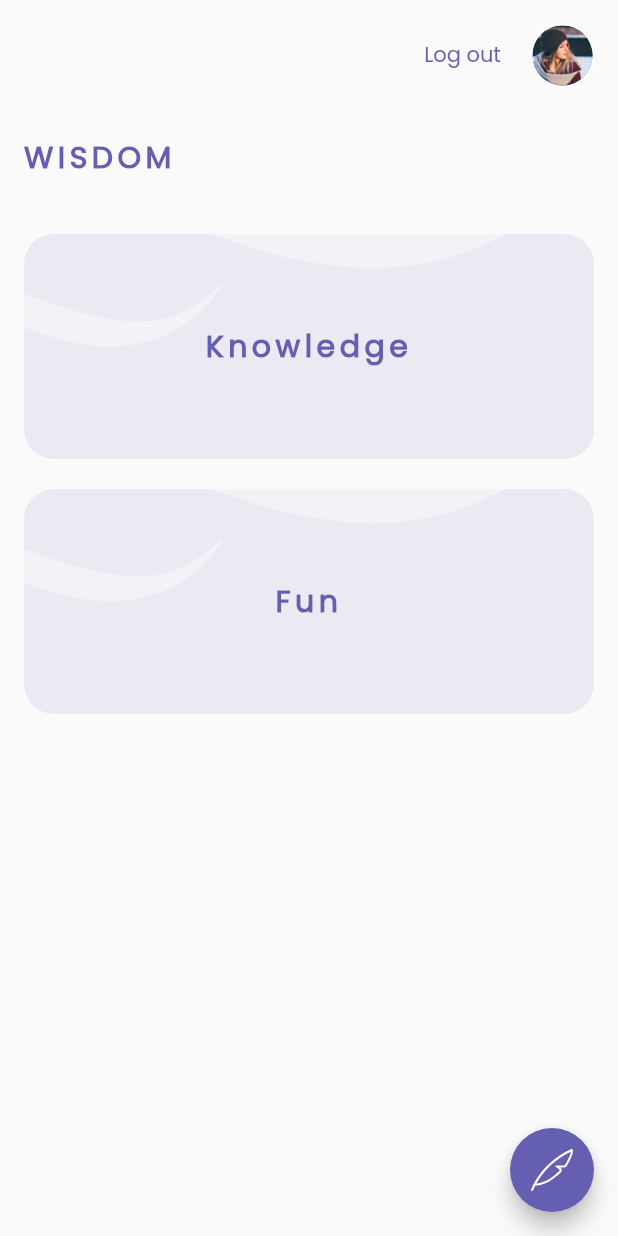
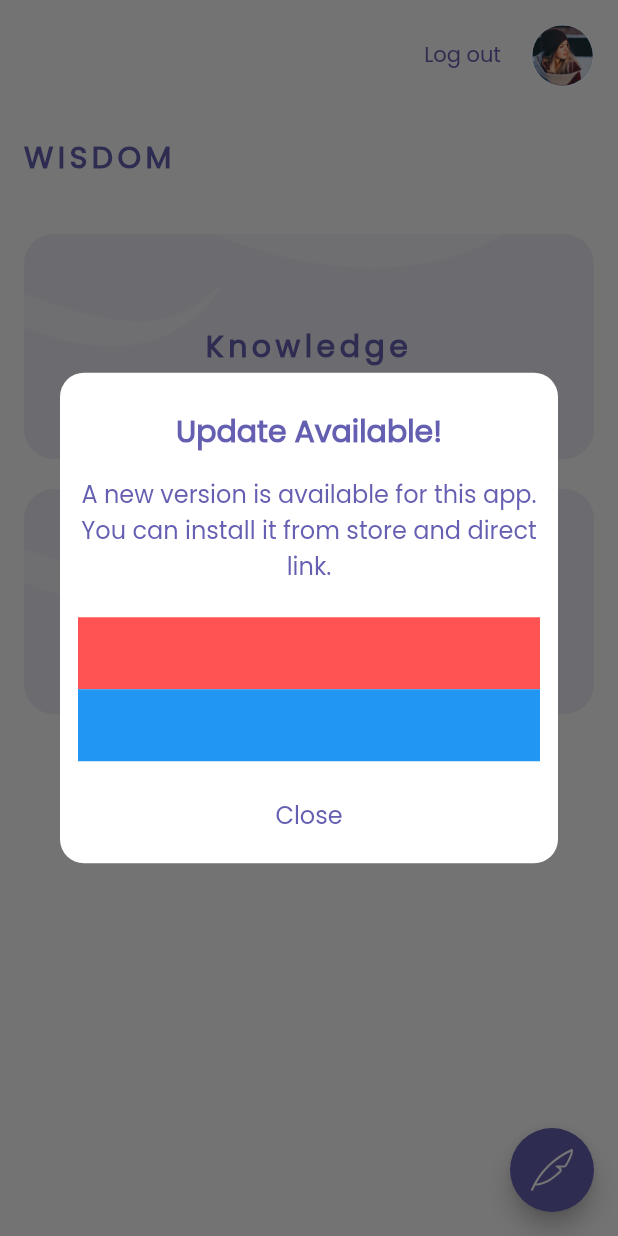
Before and after one commit to DevThurain/wisdom, a Flutter app: the screen it shows after launch, after a tap on "Register", on a phone screen of 412 x 824 dp. Run offline on Flutter 3.47's test engine with Material 2 defaults, Android fonts, the phone set to English and light mode, and no system bars; our stand-ins replace connectivity, device_info, flutter_sticky_header, flutter_svg, fluttertoast, get_it and 3 more; generated files the repository leaves out were written again; network calls fail.

Commit message:
- Force Update

```diff
--- a/lib/main.dart
+++ b/lib/main.dart
@@ -2,6 +2,7 @@ import 'package:flutter/material.dart';
 import 'package:provider/provider.dart';
 import 'package:wisdom/src/app_utils/locator.dart';
 import 'package:wisdom/src/view_models/fun_provider.dart';
+import 'package:wisdom/src/view_models/home_provider.dart';
 import 'package:wisdom/src/view_models/knowledge_provider.dart';
 
 import 'src/app.dart';
@@ -14,6 +15,7 @@ void main() async {
   await settingsController.loadSettings();
 
   var knowledgeProvider = locator<KnowlegeProvider>();
+  var homeProvider = locator<HomeProvider>();
 
   runApp(MultiProvider(
     providers: [
--- /dev/null
+++ b/lib/src/app_utils/check_update_util.dart
@@ -0,0 +1,17 @@
+import 'package:package_info_plus/package_info_plus.dart';
+
+class CheckUpdateUtil{
+ static Future<bool?> getIsAlreadyUpdated(String newVersionName) async {
+    PackageInfo packageInfo = await PackageInfo.fromPlatform();
+    try {
+      if (int.parse(newVersionName.replaceAll(".", "")) <=
+          (int.parse(packageInfo.version.replaceAll(".", "")))) {
+        return true;
+      }else {
+        return false;
+      }
+    }catch(_){
+      return false;
+    }
+  }
+}
--- /dev/null
+++ b/lib/src/app_utils/device_detail.dart
@@ -0,0 +1,29 @@
+import 'dart:io';
+
+import 'package:device_info/device_info.dart';
+import 'package:flutter/services.dart';
+
+class DeviceDetail {
+  static Future<String> generateDeviceId() async {
+    String identifier = "";
+    final DeviceInfoPlugin deviceInfoPlugin = DeviceInfoPlugin();
+    try {
+      if (Platform.isAndroid) {
+        var build = await deviceInfoPlugin.androidInfo;
+        identifier = build.androidId; //UUID for Android
+      } else if (Platform.isIOS) {
+        var data = await deviceInfoPlugin.iosInfo;
+        identifier = data.identifierForVendor; //UUID for iOS
+      }
+    } on PlatformException {
+      print('Failed to get platform version');
+    }
+
+//if (!mounted) return;
+    return identifier;
+  }
+
+  static int getOSType() {
+    return Platform.isAndroid ? 1 : 2;
+  }
+}
--- a/lib/src/app_utils/dialog_utils.dart
+++ b/lib/src/app_utils/dialog_utils.dart
@@ -1,5 +1,124 @@
+import 'dart:ui';
 
+import 'package:flutter/cupertino.dart';
+import 'package:flutter/material.dart';
+import 'package:wisdom/src/app_constants/app_dimen.dart';
+import 'package:wisdom/src/app_constants/app_theme.dart';
 
-class DialogUtils{
+class CustomDialogBox extends StatefulWidget {
+  final String? title, descriptions;
+  final String? titleImage;
+  final Function? onClickButton;
+  final bool? isForceUpdate;
 
+  const CustomDialogBox({
+    Key? key,
+    this.title,
+    this.descriptions,
+    this.titleImage,
+    this.onClickButton,
+    this.isForceUpdate = false,
+  }) : super(key: key);
+
+  @override
+  _CustomDialogBoxState createState() => _CustomDialogBoxState();
 }
+
+class _CustomDialogBoxState extends State<CustomDialogBox> {
+  @override
+  Widget build(BuildContext context) {
+    return Dialog(
+      shape: RoundedRectangleBorder(
+        borderRadius: BorderRadius.circular(AppDimen.MARGIN_MEDIUM_2),
+      ),
+      elevation: 0,
+      backgroundColor: Colors.transparent,
+      child: contentBox(context),
+    );
+  }
+
+  contentBox(context) {
+    return Container(
+      constraints: BoxConstraints(
+        minHeight: MediaQuery.of(context).size.height * 0.3,
+        minWidth: double.infinity,
+      ),
+      width: double.infinity,
+      decoration: BoxDecoration(
+        shape: BoxShape.rectangle,
+        color: Colors.white,
+        borderRadius: BorderRadius.circular(AppDimen.MARGIN_MEDIUM_2),
+      ),
+      child: Column(
+        mainAxisSize: MainAxisSize.min,
+        children: <Widget>[
+          Padding(
+            padding: const EdgeInsets.all(AppDimen.MARGIN_CARD_MEDIUM),
+            child: Column(
+              children: [
+                SizedBox(
+                  height: AppDimen.MARGIN_CARD_MEDIUM,
+                ),
+                FittedBox(
+                  child: Text(
+                    widget.title!,
+                    textAlign: TextAlign.center,
+                    style: TextStyle(
+                      color: AppTheme.dark_purple,
+                      fontSize: AppDimen.TEXT_REGULAR_3X,
+                      fontFamily: 'Poppins',
+                      fontWeight: FontWeight.bold,
+                    ),
+                  ),
+                ),
+                SizedBox(
+                  height: 15,
+                ),
+                Text(
+                  widget.descriptions!,
+                  textAlign: TextAlign.center,
+                  style: TextStyle(
+                    color: AppTheme.dark_purple,
+                    fontSize: AppDimen.TEXT_REGULAR_2X,
+                    fontFamily: 'Poppins',
+                    fontWeight: FontWeight.w400,
+                  ),
+                ),
+                SizedBox(
+                  height: 22,
+                ),
+                Container(
+                  height: 48,
+                  color: Colors.redAccent,
+                ),
+                Container(
+                  height: 48,
+                  width: double.infinity,
+                  color: Colors.blue,
+                ),
+              ],
+            ),
+          ),
+          widget.isForceUpdate!? SizedBox() :  SizedBox(
+            width: double.infinity,
+            child: TextButton(
+                onPressed: () => Navigator.of(context).pop(),
+                child: Text(
+                  "Close",
+                  textAlign: TextAlign.center,
+                  style: TextStyle(
+                    color: AppTheme.dark_purple,
+                    fontSize: AppDimen.TEXT_REGULAR_2X,
+                    fontFamily: 'Poppins',
+                    fontWeight: FontWeight.w400,
+                  ),
+                )),
+          ),
+          SizedBox(
+            height:  widget.isForceUpdate!? AppDimen.MARGIN_MEDIUM_3 :  AppDimen.MARGIN_MEDIUM,
+          ),
+        ],
+      ),
+    );
+  }
+}
--- a/lib/src/app_utils/locator.dart
+++ b/lib/src/app_utils/locator.dart
@@ -8,7 +8,7 @@ GetIt locator = GetIt.instance;
 
 Future setupLocator() async {
   locator.registerLazySingleton(() => RepositoryImpl());
-  locator.registerLazySingleton(() => HomeProvider());
+  locator.registerFactory(() => HomeProvider());
   locator.registerLazySingleton(() => KnowlegeProvider());
   locator.registerFactory(() => FunProvider());
 }
--- a/lib/src/data_models/daos/force_update_dao.dart
+++ b/lib/src/data_models/daos/force_update_dao.dart
@@ -1,62 +1,74 @@
-// To parse this JSON data, do
-//
-//     final forceUpdateDao = forceUpdateDaoFromJson(jsonString);
+import 'package:package_info_plus/package_info_plus.dart';
 
-import 'package:meta/meta.dart';
-import 'dart:convert';
-
-ForceUpdateDao forceUpdateDaoFromJson(String str) => ForceUpdateDao.fromJson(json.decode(str));
-
-String forceUpdateDaoToJson(ForceUpdateDao data) => json.encode(data.toJson());
+/// forceUpdate : {"versionName":"1.1.5","isForceUpdate":true,"isAlreadyUpdated":true,"storeUrl":"https://play.google.com/store/apps/details?id=com.tamron.akoneya","directDownloadUrl":"https://play.google.com/store/apps/details?id=com.tamron.akoneya"}
 
 class ForceUpdateDao {
-    ForceUpdateDao({
-        required this.update,
-    });
-
-    final List<Update>? update;
-
-    factory ForceUpdateDao.fromJson(Map<String, dynamic> json) => ForceUpdateDao(
-        update: json["update"] == null ? null : List<Update>.from(json["update"].map((x) => Update.fromJson(x))),
-    );
-
-    Map<String, dynamic> toJson() => {
-        "update": update == null ? null : List<dynamic>.from(update!.map((x) => x.toJson())),
-    };
+  ForceUpdateDao({
+      ForceUpdate? forceUpdate,}){
+    _forceUpdate = forceUpdate;
 }
 
-class Update {
-    Update({
-        required this.id,
-        required this.version,
-        required this.forceUpdate,
-        required this.osType,
-        required this.storeUrl,
-        required this.directUrl,
-    });
+  ForceUpdateDao.fromJson(dynamic json) {
+    _forceUpdate = json['forceUpdate'] != null ? ForceUpdate.fromJson(json['forceUpdate']) : null;
+  }
+  ForceUpdate? _forceUpdate;
 
-    final int? id;
-    final String? version;
-    final bool? forceUpdate;
-    final int? osType;
-    final String? storeUrl;
-    final String? directUrl;
+  ForceUpdate? get forceUpdate => _forceUpdate;
 
-    factory Update.fromJson(Map<String, dynamic> json) => Update(
-        id: json["id"] == null ? null : json["id"],
-        version: json["version"] == null ? null : json["version"],
-        forceUpdate: json["force_update"] == null ? null : json["force_update"],
-        osType: json["os_type"] == null ? null : json["os_type"],
-        storeUrl: json["store_url"] == null ? null : json["store_url"],
-        directUrl: json["direct_url"] == null ? null : json["direct_url"],
-    );
+  Map<String, dynamic> toJson() {
+    final map = <String, dynamic>{};
+    if (_forceUpdate != null) {
+      map['forceUpdate'] = _forceUpdate?.toJson();
+    }
+    return map;
+  }
 
-    Map<String, dynamic> toJson() => {
-        "id": id == null ? null : id,
-        "version": version == null ? null : version,
-        "force_update": forceUpdate == null ? null : forceUpdate,
-        "os_type": osType == null ? null : osType,
-        "store_url": storeUrl == null ? null : storeUrl,
-        "direct_url": directUrl == null ? null : directUrl,
-    };
 }
+
+/// versionName : "1.1.5"
+/// isForceUpdate : true
+/// isAlreadyUpdated : true
+/// storeUrl : "https://play.google.com/store/apps/details?id=com.tamron.akoneya"
+/// directDownloadUrl : "https://play.google.com/store/apps/details?id=com.tamron.akoneya"
+
+class ForceUpdate {
+
+  String? _versionName;
+  bool? _isForceUpdate;
+  String? _storeUrl;
+  String? _directDownloadUrl;
+
+  String? get versionName => _versionName;
+  bool? get isForceUpdate => _isForceUpdate;
+  String? get storeUrl => _storeUrl;
+  String? get directDownloadUrl => _directDownloadUrl;
+
+  ForceUpdate({
+      String? versionName,
+      bool? isForceUpdate,
+      String? storeUrl,
+      String? directDownloadUrl,}){
+    _versionName = versionName;
+    _isForceUpdate = isForceUpdate;
+    _storeUrl = storeUrl;
+    _directDownloadUrl = directDownloadUrl;
+}
+
+  ForceUpdate.fromJson(dynamic json) {
+    _versionName = json['versionName'];
+    _isForceUpdate = json['isForceUpdate'];
+    _storeUrl = json['storeUrl'];
+    _directDownloadUrl = json['directDownloadUrl'];
+  }
+
+
+  Map<String, dynamic> toJson() {
+    final map = <String, dynamic>{};
+    map['versionName'] = _versionName;
+    map['isForceUpdate'] = _isForceUpdate;
+    map['storeUrl'] = _storeUrl;
+    map['directDownloadUrl'] = _directDownloadUrl;
+    return map;
+  }
+
+}
--- a/lib/src/data_source/repository_impl.dart
+++ b/lib/src/data_source/repository_impl.dart
@@ -1,4 +1,5 @@
 import 'package:flutter/services.dart';
+import 'package:wisdom/src/app_utils/device_detail.dart';
 import 'package:wisdom/src/data_models/daos/comment_list_dao.dart';
 import 'package:wisdom/src/data_models/daos/fact_list_dao.dart';
 import 'package:wisdom/src/data_models/daos/force_update_dao.dart';
@@ -11,6 +12,8 @@ class RepositoryImpl implements Repository {
   //force update
   @override
   Future<ForceUpdateDao> forceUpdate() async {
+     int osType = DeviceDetail.getOSType();
+     print("Os Type $osType");
     final String response =
         await rootBundle.loadString('assets/jsons/force_update_api.json');
     var data = json.decode(response);
--- a/lib/src/ui/home/home_screen.dart
+++ b/lib/src/ui/home/home_screen.dart
@@ -1,8 +1,10 @@
 import 'package:flutter/material.dart';
+import 'package:flutter_gen/gen_l10n/app_localizations.dart';
 import 'package:flutter_svg/svg.dart';
 import 'package:provider/provider.dart';
 import 'package:wisdom/src/app_constants/app_dimen.dart';
 import 'package:wisdom/src/app_constants/app_theme.dart';
+import 'package:wisdom/src/app_utils/dialog_utils.dart';
 import 'package:wisdom/src/app_utils/locator.dart';
 import 'package:wisdom/src/ui/add_post/add_post_screen.dart';
 import 'package:wisdom/src/ui/fun/fun_list_screen.dart';
@@ -10,10 +12,10 @@ import 'package:wisdom/src/ui/knowledge/knowledge_screen.dart';
 import 'package:wisdom/src/ui/profile/profile_screen.dart';
 import 'package:wisdom/src/ui/widgets/circular_person_face.dart';
 import 'package:wisdom/src/view_models/home_provider.dart';
-import 'package:flutter_gen/gen_l10n/app_localizations.dart';
 
 class HomeScreen extends StatefulWidget {
   static const routeName = '/home_screen';
+
   const HomeScreen({Key? key}) : super(key: key);
 
   @override
@@ -24,10 +26,36 @@ class _HomeScreenState extends State<HomeScreen> {
   var homeProvider = locator<HomeProvider>();
 
   @override
+  void initState() {
+    homeProvider.checkVersion();
+    super.initState();
+  }
+
+  @override
   Widget build(BuildContext context) {
-    return ChangeNotifierProvider<HomeProvider>(
+    return ChangeNotifierProvider(
       create: (context) => homeProvider,
-      child: Scaffold(
+      child: Consumer<HomeProvider>(builder: (context, provider, child) {
+        if (!provider.isAlreadyUpdated) {
+          WidgetsBinding.instance!.addPostFrameCallback((_) {
+            showDialog(
+                context: context,
+                barrierDismissible: !provider.isAlreadyUpdated,
+                builder: (_) {
+                  return WillPopScope(
+                    onWillPop: () async => provider.isAlreadyUpdated,
+                    child: CustomDialogBox(
+                        title: "Update Available!",
+                        descriptions: "A new version is available for this app. You can install it from store and direct link.",
+                        titleImage: "",
+                        isForceUpdate: provider.isForceUpdate,
+                        onClickButton: () => print("update")),
+                  );
+                });
+          });
+        }
+
+        return Scaffold(
           floatingActionButton: FloatingActionButton(
             backgroundColor: AppTheme.dark_purple,
             onPressed: () {
@@ -72,7 +100,8 @@ class _HomeScreenState extends State<HomeScreen> {
               ],
             ),
           ),
-      ),
+        );
+      }),
     );
   }
 }
@@ -98,7 +127,7 @@ class ProfileSectionView extends StatelessWidget {
         ),
         SizedBox(width: AppDimen.MARGIN_MEDIUM_3),
         InkWell(
-          onTap: ()=> Navigator.pushNamed(context, ProfileScreen.routeName),
+          onTap: () => Navigator.pushNamed(context, ProfileScreen.routeName),
           child: CircularPersonFace(
             width: 20,
             imgPath: 'assets/images/girl_light.png',
@@ -113,6 +142,7 @@ class DesignedCard extends StatelessWidget {
   final String title;
   final Color color;
   final Function onTap;
+
   const DesignedCard({
     Key? key,
     required this.title,
--- a/lib/src/view_models/home_provider.dart
+++ b/lib/src/view_models/home_provider.dart
@@ -1,32 +1,33 @@
-import 'package:flutter/material.dart';
-import 'package:package_info_plus/package_info_plus.dart';
+import 'package:wisdom/src/app_utils/base_view_model.dart';
+import 'package:wisdom/src/app_utils/check_update_util.dart';
 import 'package:wisdom/src/app_utils/locator.dart';
 import 'package:wisdom/src/data_models/daos/force_update_dao.dart';
 import 'package:wisdom/src/data_source/repository_impl.dart';
 
-class HomeProvider extends ChangeNotifier {
+class HomeProvider extends BaseViewModel {
   ForceUpdateDao? _forceUpdateDao;
-  String _versionStatus = '';
-
+  bool _isAlreadyUpdated = true;
+  bool _isForceUpdate = false;
   var repository = locator<RepositoryImpl>();
 
-  String get versionStatus => _versionStatus;
+  ForceUpdateDao? get forceUpdateDao => _forceUpdateDao;
 
-  HomeProvider() {
-    checkVersion();
-  }
+  bool get isAlreadyUpdated => _isAlreadyUpdated;
+
+  bool get isForceUpdate => _isForceUpdate;
 
   // methods
   void checkVersion() async {
-    PackageInfo packageInfo = await PackageInfo.fromPlatform();
-    String currentVer = packageInfo.version;
+    await repository.forceUpdate().then((value) => {
+          _forceUpdateDao = value,
+          _isForceUpdate = _forceUpdateDao!.forceUpdate!.isForceUpdate ?? false
+        });
 
-    _forceUpdateDao = await repository.forceUpdate();
-
-    _versionStatus =
-        'current version is $currentVer \n latest version is ${_forceUpdateDao!.update!.last.version}';
-
-    print(_versionStatus);
+    if (_forceUpdateDao != null) {
+      await CheckUpdateUtil.getIsAlreadyUpdated(
+              _forceUpdateDao!.forceUpdate!.versionName!)
+          .then((value) => {_isAlreadyUpdated = value ?? true});
+    }
     notifyListeners();
   }
 }
--- a/pubspec.yaml
+++ b/pubspec.yaml
@@ -24,6 +24,7 @@ dependencies:
   loading_indicator: ^3.0.2
   fluttertoast: ^8.0.8
   connectivity: ^3.0.6
+  device_info: ^2.0.3
 
   flutter_localizations:
     sdk: flutter
```
Also changed, not shown: assets/jsons/force_update_api.json (+8 -10 lines), pubspec.lock. Lines whose indentation alone changed are shown as unchanged.
